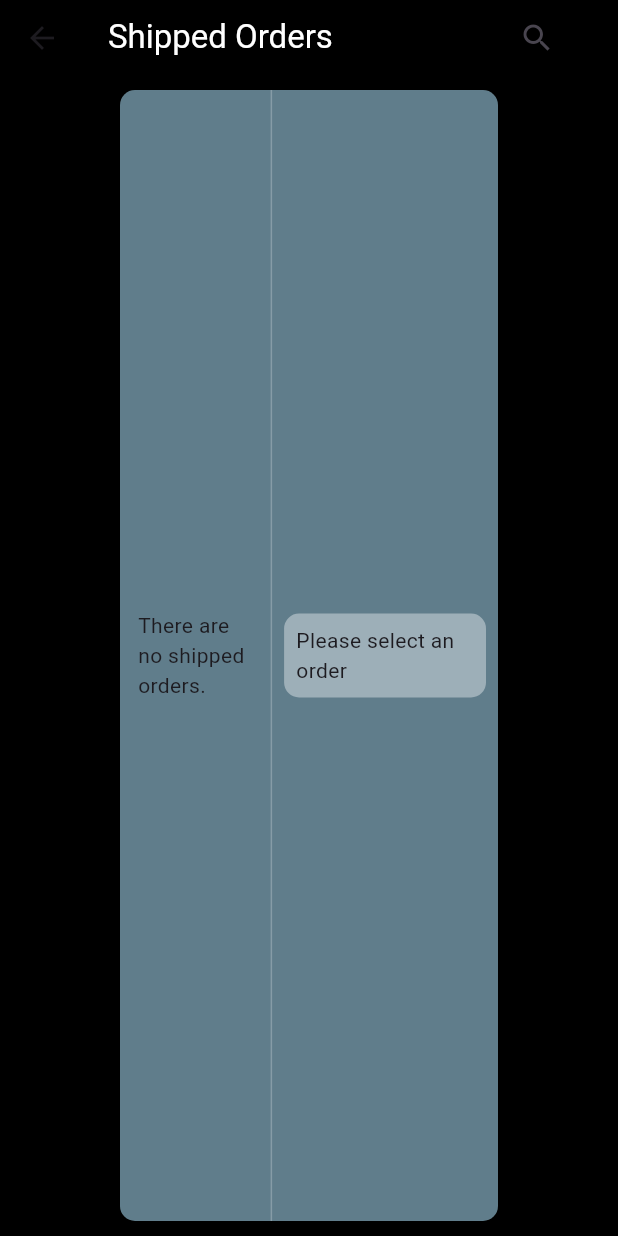
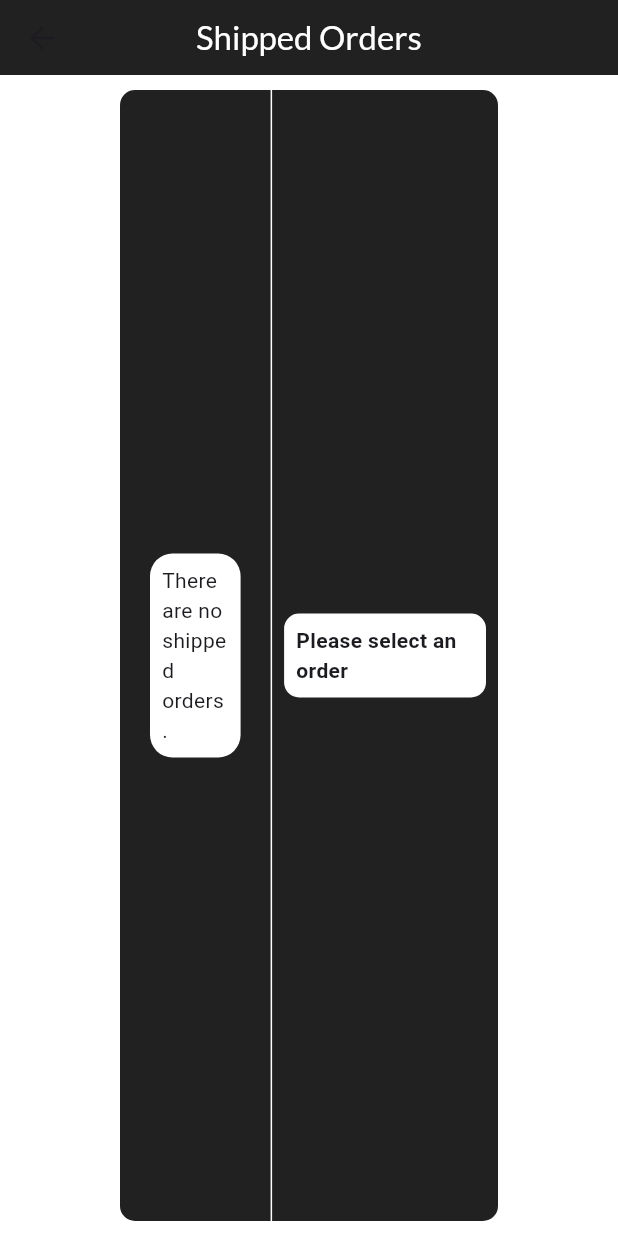
Before and after one commit to CarlsGalad/gona_admin, a Flutter app: the ShippedOrderScreen screen opened directly, on a phone screen of 412 x 824 dp. Run offline on Flutter 3.47's test engine with Material 3 defaults, Android fonts, the phone set to English and light mode, and no system bars; our stand-ins replace cloud_firestore, file_picker, firebase_auth, firebase_core, firebase_storage, fl_chart and 3 more; missing offline and left inert: flutter_email_sender, image_network; accounts and stored records are empty; Roboto replaces fonts that are missing (Abel).

Commit message:
Update shipped_orders.dart
UI UX Modification

```diff
--- a/lib/home/sub_screens/shipped_orders.dart
+++ b/lib/home/sub_screens/shipped_orders.dart
@@ -17,28 +17,15 @@ class ShippedOrderScreenState extends State<ShippedOrderScreen> {
   @override
   Widget build(BuildContext context) {
     return Scaffold(
-        backgroundColor: Colors.black,
+        backgroundColor: Colors.white,
         appBar: AppBar(
+          centerTitle: true,
           title: Text(
             'Shipped Orders',
-            style: GoogleFonts.roboto(color: Colors.white),
+            style: GoogleFonts.lato(color: Colors.white),
           ),
           toolbarHeight: 50,
-          backgroundColor: Colors.black,
-          actions: [
-            Padding(
-              padding: const EdgeInsets.only(right: 30.0),
-              child: AnimatedContainer(
-                duration: const Duration(
-                  milliseconds: 500,
-                ),
-                child: IconButton(
-                  onPressed: () {},
-                  icon: const Icon(Icons.search),
-                ),
-              ),
-            )
-          ],
+          backgroundColor: Colors.grey[900],
         ),
         body: Padding(
             padding: const EdgeInsets.all(10.0),
@@ -47,7 +34,7 @@ class ShippedOrderScreenState extends State<ShippedOrderScreen> {
                 width: MediaQuery.of(context).size.width - 160,
                 decoration: BoxDecoration(
                     borderRadius: BorderRadius.circular(10),
-                    color: Colors.blueGrey),
+                    color: Colors.grey[900]),
                 child: Row(
                   children: [
                     Expanded(
@@ -56,7 +43,7 @@ class ShippedOrderScreenState extends State<ShippedOrderScreen> {
                     ),
                     const VerticalDivider(
                       width: 1,
-                      color: Colors.white24,
+                      color: Colors.white,
                     ),
                     Expanded(
                       flex: 3,
@@ -87,8 +74,19 @@ class ShippedOrderScreenState extends State<ShippedOrderScreen> {
                 .toList();
 
             if (orders.isEmpty) {
-              return const Center(
-                child: Text('There are no shipped orders.'),
+              return Center(
+                child: Padding(
+                  padding: const EdgeInsets.all(8.0),
+                  child: Container(
+                    decoration: BoxDecoration(
+                        color: Colors.white,
+                        borderRadius: BorderRadius.circular(15)),
+                    child: Padding(
+                      padding: EdgeInsets.all(8.0),
+                      child: Text('There are no shipped orders.'),
+                    ),
+                  ),
+                ),
               );
             }
 
@@ -107,7 +105,7 @@ class ShippedOrderScreenState extends State<ShippedOrderScreen> {
                     padding: const EdgeInsets.all(8.0),
                     child: Container(
                       height: 70,
-                      color: Colors.white24,
+                      color: Colors.white,
                       child: ListTile(
                         title: Text(
                           'Order Id: ${order.id}',
@@ -139,12 +137,13 @@ class ShippedOrderScreenState extends State<ShippedOrderScreen> {
           padding: const EdgeInsets.all(8.0),
           child: Container(
               decoration: BoxDecoration(
-                borderRadius: BorderRadius.circular(10),
-                color: Colors.white38,
-              ),
-              child: const Padding(
+                  borderRadius: BorderRadius.circular(10), color: Colors.white),
+              child: Padding(
                 padding: EdgeInsets.all(8.0),
-                child: Text('Please select an order'),
+                child: Text(
+                  'Please select an order',
+                  style: GoogleFonts.abel(fontWeight: FontWeight.bold),
+                ),
               )),
         ),
       );
@@ -163,13 +162,17 @@ class ShippedOrderScreenState extends State<ShippedOrderScreen> {
             Text(
               'Order Id ${order.id}',
               style: GoogleFonts.aboreto(
-                  fontSize: 20, fontWeight: FontWeight.bold),
+                  fontSize: 20,
+                  color: Colors.white,
+                  fontWeight: FontWeight.bold),
             ),
             const SizedBox(height: 10),
             Text(
               'Order Details:',
-              style:
-                  GoogleFonts.abel(fontSize: 18, fontWeight: FontWeight.bold),
+              style: GoogleFonts.abel(
+                  fontSize: 18,
+                  color: Colors.white,
+                  fontWeight: FontWeight.bold),
             ),
             const SizedBox(height: 5),
             Container(
```
